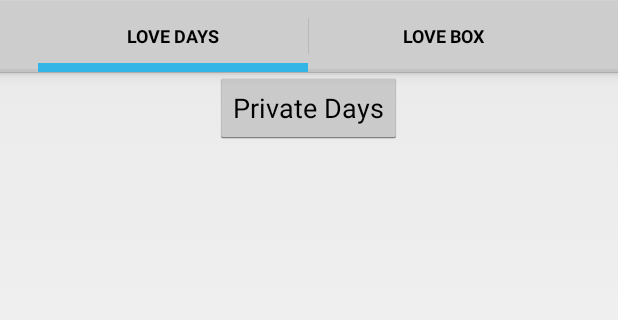
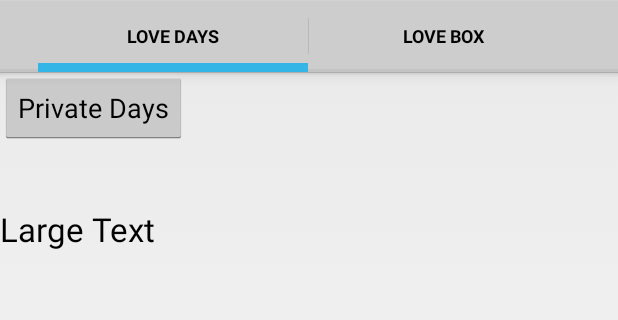
Before and after one commit to kazakovv/BB, an Android app: the screen it shows after launch (Main), on a phone screen of 412 x 824 dp, the part 72-392 px from its top. Run offline under Robolectric (Android 15) with nearby library versions, the phone set to English and light mode, and no system bars; libraries missing offline, so code that uses them is left out: com.backendless, com.backendless.async, com.backendless.exceptions, com.backendless.persistence; 8 statements that could not run were skipped.

Commit message:
love days preview

```diff
--- a/app/src/main/res/layout/fragment_love_days.xml
+++ b/app/src/main/res/layout/fragment_love_days.xml
@@ -1,8 +1,10 @@
-<FrameLayout xmlns:android="http://schemas.android.com/apk/res/android"
+<RelativeLayout xmlns:android="http://schemas.android.com/apk/res/android"
     xmlns:tools="http://schemas.android.com/tools" android:layout_width="match_parent"
     android:layout_height="match_parent" tools:context="com.victor.sexytalk.sexytalk.FragmentLoveDays">
 
     <!-- TODO: Update blank fragment layout -->
+
+
 
 
     <Button
@@ -12,5 +14,16 @@
         android:id="@+id/showPrivateDaysDialog"
         android:layout_gravity="center_horizontal" />
 
+    <TextView
+        android:layout_width="wrap_content"
+        android:layout_height="wrap_content"
+        android:textAppearance="?android:attr/textAppearanceLarge"
+        android:text="Large Text"
+        android:id="@+id/cyclePhase"
+        android:layout_below="@+id/showPrivateDaysDialog"
+        android:layout_alignParentLeft="true"
+        android:layout_alignParentStart="true"
+        android:layout_marginTop="42dp" />
 
-</FrameLayout>
+
+</RelativeLayout>
--- a/app/src/main/res/values/strings.xml
+++ b/app/src/main/res/values/strings.xml
@@ -93,6 +93,7 @@
         <item>Choose Picture</item>
         <item>Choose Video</item>
     </string-array>
+
     <string-array name="sex_options">
         <item>Male</item>
         <item>Female</item>
```
Also changed, not shown: app/src/main/java/com/victor/sexytalk/sexytalk/FragmentLoveDays.java (+81 -1 lines).
